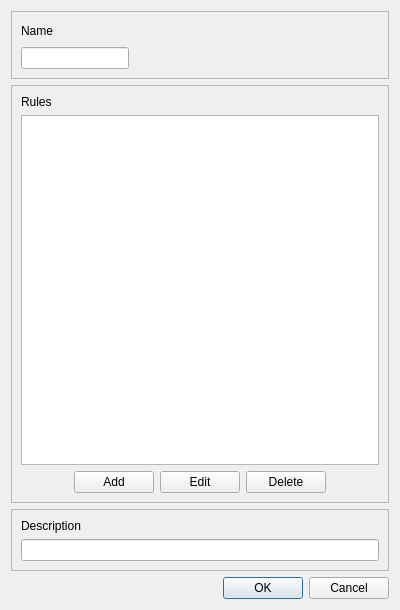
magicdominic/RaspExt, file ui/ScriptDialog.ui: the form before one commit.
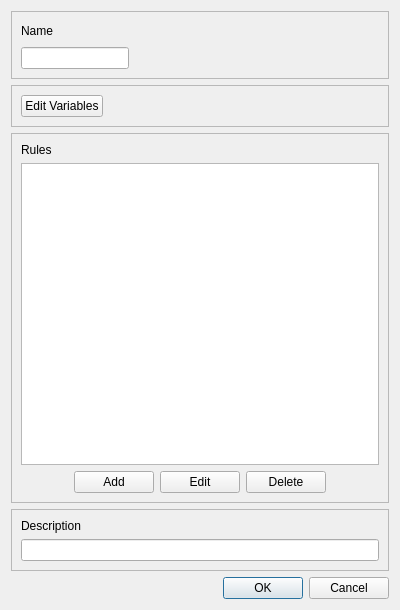
The form after the commit.

Patch:
```diff
--- a/ui/ScriptDialog.ui
+++ b/ui/ScriptDialog.ui
@@ -15,6 +15,15 @@
   </property>
   <layout class="QVBoxLayout" name="verticalLayout">
    <item>
+    <layout class="QGridLayout" name="gridLayout">
+     <item row="4" column="0">
+      <widget class="QDialogButtonBox" name="buttonBox">
+       <property name="standardButtons">
+        <set>QDialogButtonBox::Cancel|QDialogButtonBox::Ok</set>
+       </property>
+      </widget>
+     </item>
+     <item row="0" column="0">
     <widget class="QFrame" name="frame_3">
      <property name="frameShape">
       <enum>QFrame::StyledPanel</enum>
@@ -60,9 +69,7 @@
      </layout>
     </widget>
    </item>
-   <item>
-    <layout class="QGridLayout" name="gridLayout">
-     <item row="1" column="0">
+     <item row="2" column="0">
       <widget class="QFrame" name="frame">
        <property name="frameShape">
         <enum>QFrame::StyledPanel</enum>
@@ -136,13 +143,6 @@
       </widget>
      </item>
      <item row="3" column="0">
-      <widget class="QDialogButtonBox" name="buttonBox">
-       <property name="standardButtons">
-        <set>QDialogButtonBox::Cancel|QDialogButtonBox::Ok</set>
-       </property>
-      </widget>
-     </item>
-     <item row="2" column="0">
       <widget class="QFrame" name="frame_2">
        <property name="frameShape">
         <enum>QFrame::StyledPanel</enum>
@@ -168,6 +168,42 @@
        </layout>
       </widget>
      </item>
+     <item row="1" column="0">
+      <widget class="QFrame" name="frame_4">
+       <property name="frameShape">
+        <enum>QFrame::StyledPanel</enum>
+       </property>
+       <property name="frameShadow">
+        <enum>QFrame::Raised</enum>
+       </property>
+       <layout class="QVBoxLayout" name="verticalLayout_5">
+        <item>
+         <layout class="QGridLayout" name="gridLayout_5">
+          <item row="0" column="0">
+           <widget class="QPushButton" name="buttonEditVariables">
+            <property name="text">
+             <string>Edit Variables</string>
+            </property>
+           </widget>
+          </item>
+          <item row="0" column="1">
+           <spacer name="horizontalSpacer_4">
+            <property name="orientation">
+             <enum>Qt::Horizontal</enum>
+            </property>
+            <property name="sizeHint" stdset="0">
+             <size>
+              <width>40</width>
+              <height>20</height>
+             </size>
+            </property>
+           </spacer>
+          </item>
+         </layout>
+        </item>
+       </layout>
+      </widget>
+     </item>
     </layout>
    </item>
   </layout>
```
Lines whose indentation alone changed are shown as unchanged.
